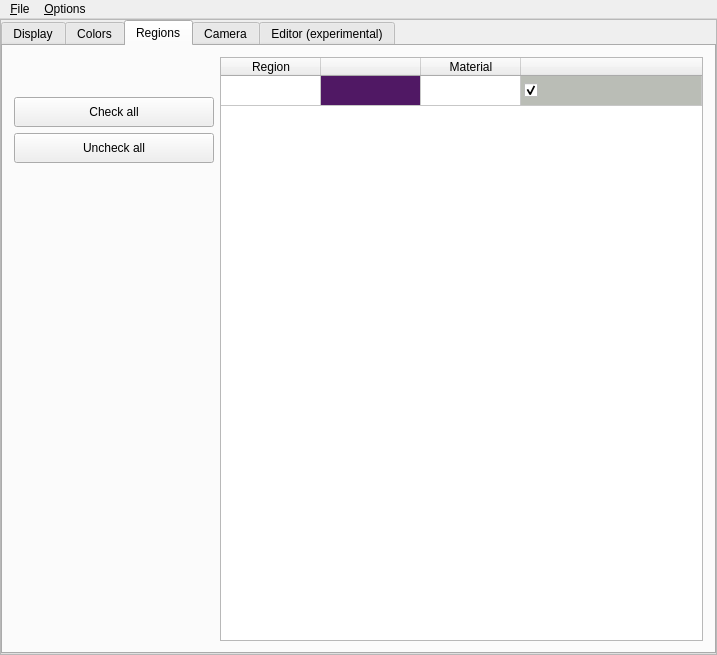
The window that HEN_HOUSE/egs++/view/viewcontrol.ui (nrc-cnrc/EGSnrc) describes before a commit, drawn with Qt 5.
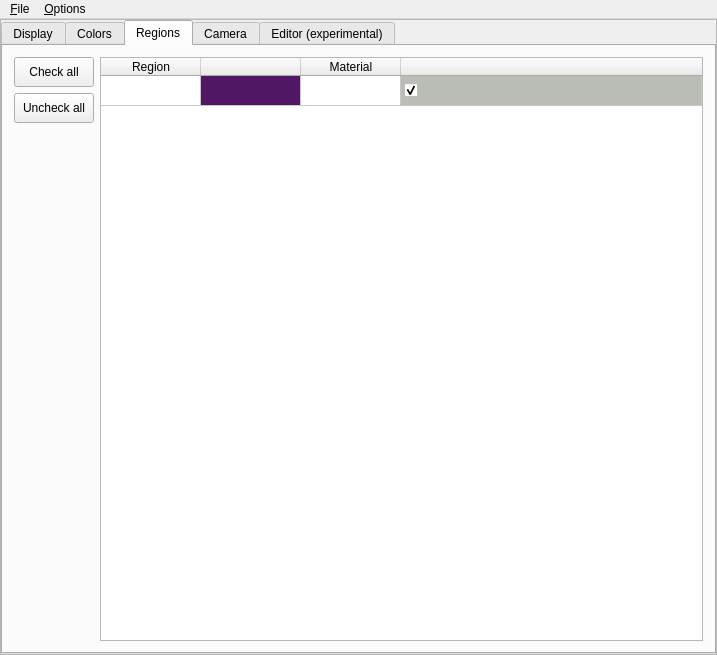
The same window after the commit. The open tabs and pages were chosen to show the change.

Commit message: Fix egs_view quit button and region layout

```diff
--- a/HEN_HOUSE/egs++/view/viewcontrol.ui
+++ b/HEN_HOUSE/egs++/view/viewcontrol.ui
@@ -1101,26 +1101,13 @@
              </attribute>
              <layout class="QHBoxLayout" name="horizontalLayout_6">
               <item>
-               <layout class="QVBoxLayout" name="verticalLayout_6" stretch="1,1,0,0,0">
+               <layout class="QVBoxLayout" name="verticalLayout_6">
                 <property name="leftMargin">
                  <number>0</number>
                 </property>
-                <item>
-                 <spacer name="verticalSpacer_7">
-                  <property name="orientation">
-                   <enum>Qt::Orientation::Vertical</enum>
-                  </property>
-                  <property name="sizeType">
-                   <enum>QSizePolicy::Policy::Fixed</enum>
-                  </property>
-                  <property name="sizeHint" stdset="0">
-                   <size>
-                    <width>20</width>
-                    <height>40</height>
-                   </size>
-                  </property>
-                 </spacer>
-                </item>
+                <property name="alignment">
+                 <set>Qt::AlignTop</set>
+                </property>
                 <item>
                  <widget class="QPushButton" name="regionCheckAllButton">
                   <property name="sizePolicy">
@@ -1159,32 +1146,13 @@
                   </property>
                  </widget>
                 </item>
-                <item>
-                 <spacer name="horizontalSpacer_2">
-                  <property name="orientation">
-                   <enum>Qt::Orientation::Horizontal</enum>
-                  </property>
-                  <property name="sizeType">
-                   <enum>QSizePolicy::Policy::Preferred</enum>
-                  </property>
-                  <property name="sizeHint" stdset="0">
-                   <size>
-                    <width>200</width>
-                    <height>20</height>
-                   </size>
-                  </property>
-                 </spacer>
-                </item>
                 <item>
                  <spacer name="verticalSpacer_8">
                   <property name="orientation">
                    <enum>Qt::Orientation::Vertical</enum>
                   </property>
-                  <property name="sizeHint" stdset="0">
-                   <size>
-                    <width>20</width>
-                    <height>40</height>
-                   </size>
+                  <property name="sizeType">
+                   <enum>QSizePolicy::Expanding</enum>
                   </property>
                  </spacer>
                 </item>
```
The commit also changes 1 other file.
